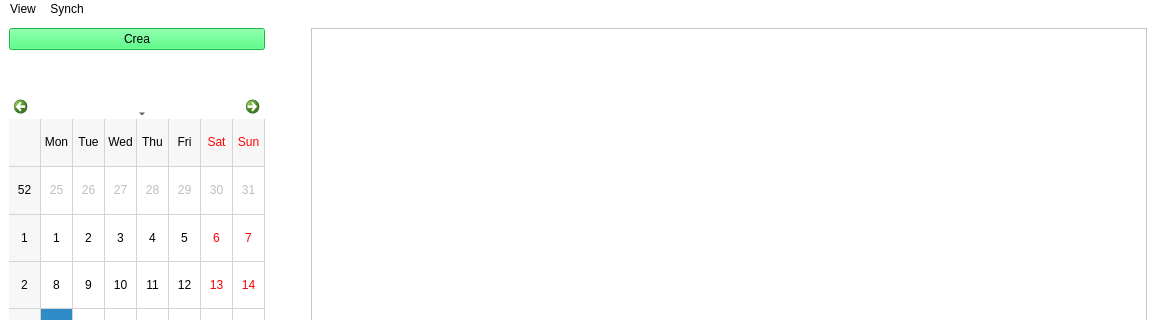
Above: CalendarToDoList/mainwindow.ui from DarthReca/calendar-to-do-list before the change; both pictures show x 0 to 1156 and y 0 to 320 of the 1156 by 509 pixel window. Below: the same form after it.
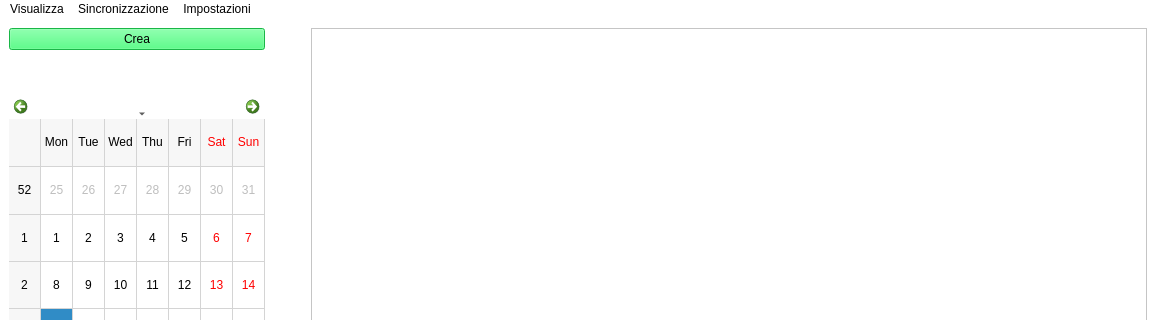
That is the form after the change. Custom widgets are drawn as their Qt base class.

```diff
--- a/CalendarToDoList/mainwindow.ui
+++ b/CalendarToDoList/mainwindow.ui
@@ -179,7 +179,7 @@
    </property>
    <widget class="QMenu" name="menuView">
     <property name="title">
-     <string>View</string>
+     <string>Visualizza</string>
     </property>
     <widget class="QMenu" name="menuVedi_tabella">
      <property name="title">
@@ -192,7 +192,7 @@
    </widget>
    <widget class="QMenu" name="menuSynch">
     <property name="title">
-     <string>Synch</string>
+     <string>Sincronizzazione</string>
     </property>
     <widget class="QMenu" name="menuImposta_intervallo_di_sincronizzazione">
      <property name="title">
@@ -208,8 +208,15 @@
     <addaction name="actionSincronizza"/>
     <addaction name="menuImposta_intervallo_di_sincronizzazione"/>
    </widget>
+   <widget class="QMenu" name="menuCambia_utente_server">
+    <property name="title">
+     <string>Impostazioni</string>
+    </property>
+    <addaction name="actionCambia_utente_server"/>
+   </widget>
    <addaction name="menuView"/>
    <addaction name="menuSynch"/>
+   <addaction name="menuCambia_utente_server"/>
   </widget>
   <widget class="QStatusBar" name="statusbar"/>
   <action name="actionLogin">
```
Left out of the diff: 7 changed lines with no effect on the pictures.
